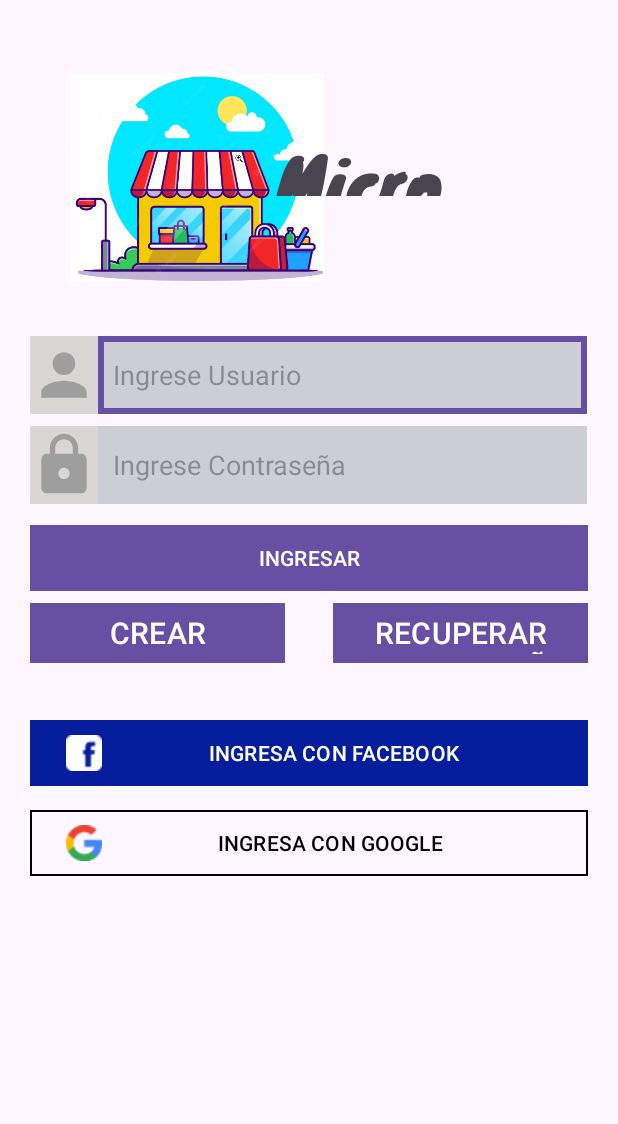
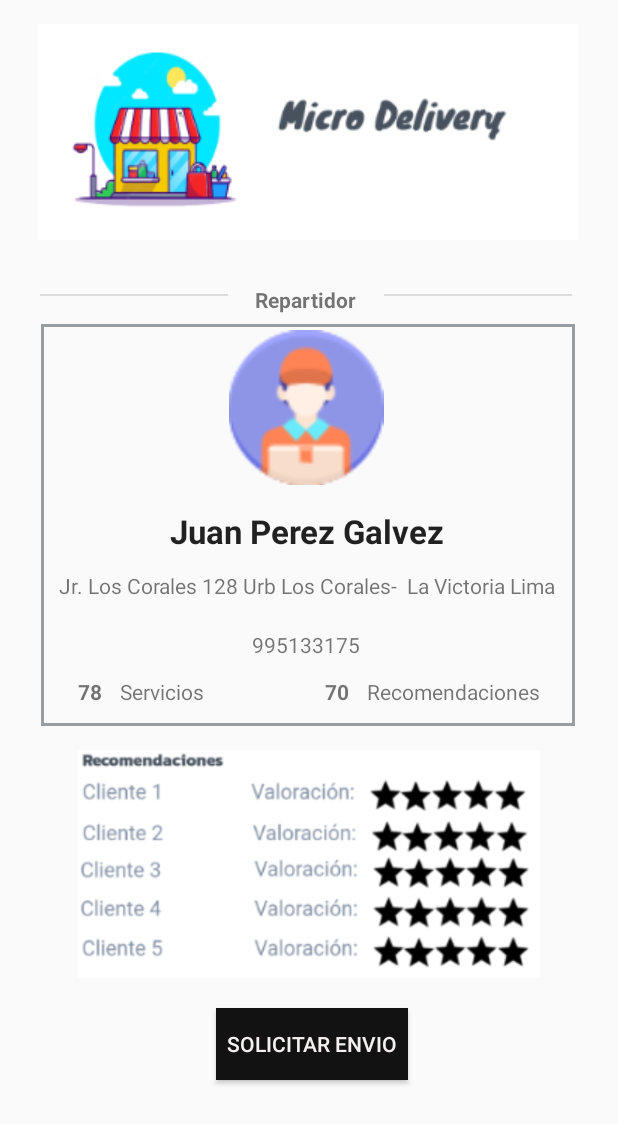
Before and after one commit to CarlosCarbonel/TF_GRUPO03_MicroDelivery, an Android app: the screen it shows after launch (MainActivity before the commit, Perfil_Repartidor after it), on a phone screen of 412 x 824 dp. Shown: the top 1124 px of the screen. Run offline under Robolectric (Android 15) with nearby library versions, the phone set to English and light mode, and no system bars.

Commit message:
Se añadio el perfil de repartidor

```diff
--- a/app/build.gradle
+++ b/app/build.gradle
@@ -38,6 +38,7 @@ dependencies {
     implementation 'androidx.appcompat:appcompat:1.6.1'
     implementation 'com.google.android.material:material:1.5.0'
     implementation 'androidx.constraintlayout:constraintlayout:2.1.4'
+    implementation 'com.google.android.gms:play-services-maps:18.2.0'
     testImplementation 'junit:junit:4.13.2'
     androidTestImplementation 'androidx.test.ext:junit:1.1.5'
     androidTestImplementation 'androidx.test.espresso:espresso-core:3.5.1'
--- a/app/src/main/AndroidManifest.xml
+++ b/app/src/main/AndroidManifest.xml
@@ -13,6 +13,16 @@
         android:theme="@style/Theme.TF_GRUPO03_MicroDelivery"
         tools:targetApi="31">
         <activity
+            android:name=".Perfil_Repartidor"
+            android:exported="true">
+        <intent-filter>
+            <action android:name="android.intent.action.MAIN" />
+
+            <category android:name="android.intent.category.LAUNCHER" />
+        </intent-filter>
+
+    </activity>
+        <activity
             android:name=".util.ListaRepartidor"
             android:exported="false" />
         <activity
@@ -24,11 +34,7 @@
         <activity
             android:name=".MainActivity"
             android:exported="true">
-            <intent-filter>
-                <action android:name="android.intent.action.MAIN" />
 
-                <category android:name="android.intent.category.LAUNCHER" />
-            </intent-filter>
         </activity>
     </application>
 
--- /dev/null
+++ b/app/src/main/java/com/upc/tf_grupo03_microdelivery/Perfil_Repartidor.kt
@@ -0,0 +1,11 @@
+package com.upc.tf_grupo03_microdelivery
+
+import androidx.appcompat.app.AppCompatActivity
+import android.os.Bundle
+
+class Perfil_Repartidor : AppCompatActivity() {
+    override fun onCreate(savedInstanceState: Bundle?) {
+        super.onCreate(savedInstanceState)
+        setContentView(R.layout.activity_perfil_repartidor)
+    }
+}
--- /dev/null
+++ b/app/src/main/res/layout/activity_perfil_repartidor.xml
@@ -0,0 +1,175 @@
+<?xml version="1.0" encoding="utf-8"?>
+<androidx.constraintlayout.widget.ConstraintLayout xmlns:android="http://schemas.android.com/apk/res/android"
+    xmlns:app="http://schemas.android.com/apk/res-auto"
+    xmlns:tools="http://schemas.android.com/tools"
+    android:layout_width="match_parent"
+    android:layout_height="match_parent"
+    tools:context=".Perfil_Repartidor">
+
+    <ImageView
+        android:id="@+id/imageView"
+        android:layout_width="wrap_content"
+        android:layout_height="wrap_content"
+        android:layout_marginTop="16dp"
+        app:layout_constraintEnd_toEndOf="parent"
+        app:layout_constraintHorizontal_bias="0.49"
+        app:layout_constraintStart_toStartOf="parent"
+        app:layout_constraintTop_toTopOf="parent"
+        app:srcCompat="@drawable/logo" />
+
+    <TextView
+        android:id="@+id/Tipo"
+        android:layout_width="98dp"
+        android:layout_height="24dp"
+        android:layout_marginTop="28dp"
+        android:gravity="center"
+        android:text="Repartidor"
+        android:textStyle="bold"
+        app:layout_constraintEnd_toEndOf="parent"
+        app:layout_constraintHorizontal_bias="0.492"
+        app:layout_constraintStart_toStartOf="parent"
+        app:layout_constraintTop_toBottomOf="@+id/imageView" />
+    <View
+        android:id="@+id/divider5"
+        android:layout_width="125dp"
+        android:layout_height="1dp"
+        android:layout_marginTop="36dp"
+        android:layout_marginEnd="28dp"
+        android:background="?android:attr/listDivider"
+        app:layout_constraintEnd_toEndOf="parent"
+        app:layout_constraintStart_toEndOf="@+id/Tipo"
+        app:layout_constraintTop_toBottomOf="@+id/imageView" />
+    <View
+        android:id="@+id/divider4"
+        android:layout_width="125dp"
+        android:layout_height="1dp"
+        android:layout_marginStart="24dp"
+        android:layout_marginTop="36dp"
+        android:background="?android:attr/listDivider"
+        app:layout_constraintEnd_toStartOf="@+id/Tipo"
+        app:layout_constraintStart_toStartOf="parent"
+        app:layout_constraintTop_toBottomOf="@+id/imageView" />
+
+    <ImageView
+        android:id="@+id/imageView10"
+        android:layout_width="356dp"
+        android:layout_height="268dp"
+        android:layout_marginTop="4dp"
+        app:layout_constraintEnd_toEndOf="parent"
+        app:layout_constraintHorizontal_bias="0.49"
+        app:layout_constraintStart_toStartOf="parent"
+        app:layout_constraintTop_toBottomOf="@+id/Tipo"
+        app:srcCompat="@drawable/caja_sptipousuario" />
+
+    <TextView
+        android:id="@+id/textView20"
+        android:layout_width="wrap_content"
+        android:layout_height="wrap_content"
+        android:layout_marginTop="12dp"
+        android:layout_marginEnd="52dp"
+        android:text="Recomendaciones"
+        app:layout_constraintEnd_toEndOf="parent"
+        app:layout_constraintTop_toBottomOf="@+id/textView17" />
+
+    <TextView
+        android:id="@+id/nombreRepartidor"
+        android:layout_width="wrap_content"
+        android:layout_height="wrap_content"
+        android:layout_marginTop="16dp"
+        android:text="Juan Perez Galvez"
+        android:textAppearance="@style/TextAppearance.AppCompat.Large"
+        android:textStyle="bold"
+        app:layout_constraintEnd_toEndOf="@+id/imageView10"
+        app:layout_constraintHorizontal_bias="0.497"
+        app:layout_constraintStart_toStartOf="@+id/imageView10"
+        app:layout_constraintTop_toBottomOf="@+id/imageView12" />
+
+    <TextView
+        android:id="@+id/textView17"
+        android:layout_width="wrap_content"
+        android:layout_height="wrap_content"
+        android:layout_marginTop="20dp"
+        android:text="995133175"
+        app:layout_constraintEnd_toEndOf="@+id/textView16"
+        app:layout_constraintHorizontal_bias="0.498"
+        app:layout_constraintStart_toStartOf="@+id/textView16"
+        app:layout_constraintTop_toBottomOf="@+id/textView16" />
+
+    <TextView
+        android:id="@+id/textView22"
+        android:layout_width="wrap_content"
+        android:layout_height="wrap_content"
+        android:layout_marginTop="12dp"
+        android:layout_marginEnd="12dp"
+        android:text="70"
+        android:textStyle="bold"
+        app:layout_constraintEnd_toStartOf="@+id/textView20"
+        app:layout_constraintTop_toBottomOf="@+id/textView17" />
+
+    <TextView
+        android:id="@+id/textView19"
+        android:layout_width="wrap_content"
+        android:layout_height="wrap_content"
+        android:layout_marginStart="12dp"
+        android:layout_marginTop="12dp"
+        android:text="Servicios"
+        app:layout_constraintStart_toEndOf="@+id/textView18"
+        app:layout_constraintTop_toBottomOf="@+id/textView17" />
+
+    <TextView
+        android:id="@+id/textView16"
+        android:layout_width="wrap_content"
+        android:layout_height="wrap_content"
+        android:layout_marginTop="12dp"
+        android:text="Jr. Los Corales 128 Urb Los Corales-  La Victoria Lima"
+        app:layout_constraintEnd_toEndOf="@+id/imageView10"
+        app:layout_constraintHorizontal_bias="0.476"
+        app:layout_constraintStart_toStartOf="@+id/imageView10"
+        app:layout_constraintTop_toBottomOf="@+id/nombreRepartidor" />
+
+    <ImageView
+        android:id="@+id/imageView12"
+        android:layout_width="132dp"
+        android:layout_height="103dp"
+        android:layout_marginTop="4dp"
+        app:layout_constraintEnd_toEndOf="@+id/imageView10"
+        app:layout_constraintHorizontal_bias="0.495"
+        app:layout_constraintStart_toStartOf="@+id/imageView10"
+        app:layout_constraintTop_toTopOf="@+id/imageView10"
+        app:srcCompat="@drawable/repartidor2" />
+
+    <TextView
+        android:id="@+id/textView18"
+        android:layout_width="wrap_content"
+        android:layout_height="wrap_content"
+        android:layout_marginStart="52dp"
+        android:layout_marginTop="12dp"
+        android:text="78"
+        android:textStyle="bold"
+        app:layout_constraintStart_toStartOf="parent"
+        app:layout_constraintTop_toBottomOf="@+id/textView17" />
+
+    <ImageView
+        android:id="@+id/imageView18"
+        android:layout_width="353dp"
+        android:layout_height="152dp"
+        android:layout_marginTop="16dp"
+        app:layout_constraintEnd_toEndOf="parent"
+        app:layout_constraintStart_toStartOf="parent"
+        app:layout_constraintTop_toBottomOf="@+id/imageView10"
+        app:srcCompat="@drawable/recomendaciones" />
+
+    <Button
+        android:id="@+id/button2"
+        android:layout_width="128dp"
+        android:layout_height="48dp"
+        android:layout_marginTop="20dp"
+        android:background="#131212"
+        android:text="Solicitar Envio"
+        android:textColor="#F4F0F0"
+        app:layout_constraintEnd_toEndOf="parent"
+        app:layout_constraintHorizontal_bias="0.507"
+        app:layout_constraintStart_toStartOf="parent"
+        app:layout_constraintTop_toBottomOf="@+id/imageView18" />
+
+</androidx.constraintlayout.widget.ConstraintLayout>
--- a/app/src/main/res/values/themes.xml
+++ b/app/src/main/res/values/themes.xml
@@ -1,6 +1,6 @@
 <resources xmlns:tools="http://schemas.android.com/tools">
     <!-- Base application theme. -->
-    <style name="Base.Theme.TF_GRUPO03_MicroDelivery" parent="Theme.Material3.DayNight.NoActionBar">
+    <style name="Base.Theme.TF_GRUPO03_MicroDelivery" parent="Theme.AppCompat.DayNight.NoActionBar">
         <!-- Customize your light theme here. -->
         <!-- <item name="colorPrimary">@color/my_light_primary</item> -->
     </style>
```
Also changed, not shown: app/src/main/res/drawable/cuadrado.jpeg (added), app/src/main/res/drawable/recomendaciones.png (added).
